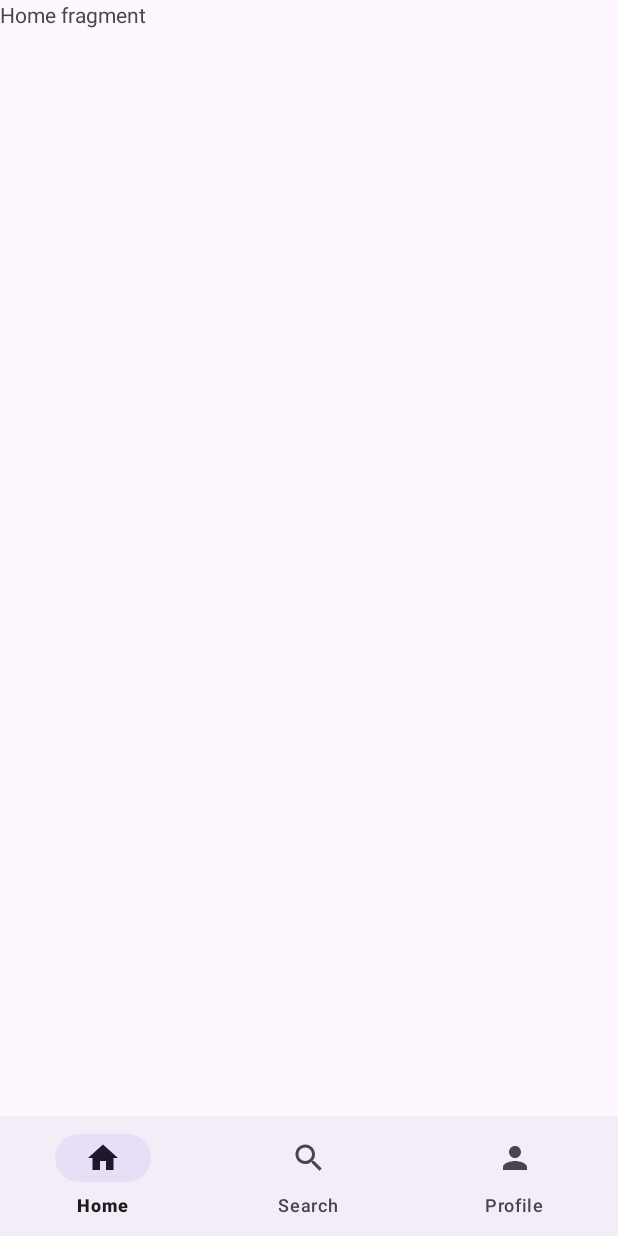
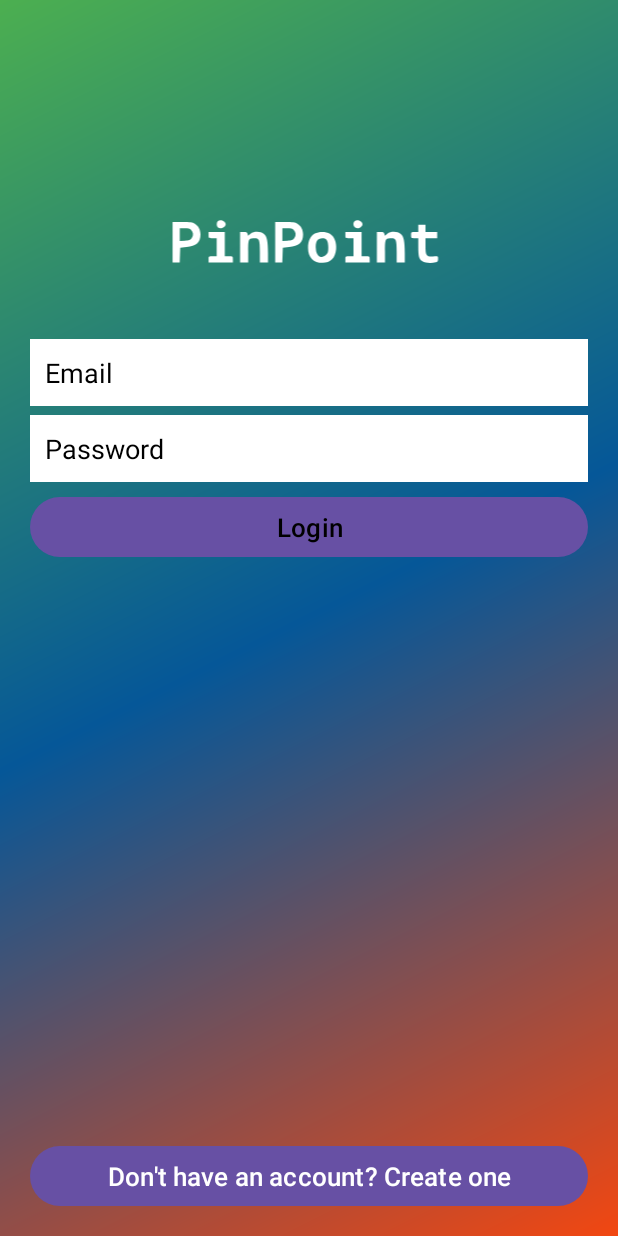
Before and after one commit to Davide-Colabella/PinPoint, an Android app: the screen it shows after launch (MainActivity before the commit, SignInActivity after it), on a phone screen of 412 x 824 dp. Run offline under Robolectric (Android 15) with nearby library versions, the phone set to English and light mode, and no system bars; our stand-ins replace Firebase (no records; nobody signed in at launch, a user with empty details on screens opened directly), navigation-ui.

Commit message:
Sign In and Sign Up

```diff
--- a/app/src/main/java/com/univpm/pinpointmvvm/model/data/User.kt
+++ b/app/src/main/java/com/univpm/pinpointmvvm/model/data/User.kt
@@ -3,8 +3,8 @@ package com.univpm.pinpointmvvm.model.data
 data class User(
     val uid: String,
     val fullname: String,
+    val username: String,
+    val email: String,
     val image: String,
     val bio: String,
-    val email: String,
-    val username: String,
 )
--- /dev/null
+++ b/app/src/main/java/com/univpm/pinpointmvvm/model/repo/SignInRepository.kt
@@ -0,0 +1,18 @@
+package com.univpm.pinpointmvvm.model.repo
+
+import com.google.firebase.auth.FirebaseAuth
+import kotlinx.coroutines.tasks.await
+
+class SignInRepository {
+
+    private val auth = FirebaseAuth.getInstance()
+
+    suspend fun signIn(email: String, password: String): Result<String> {
+        return try {
+            auth.signInWithEmailAndPassword(email, password).await()
+            Result.success("Sign In Successful")
+        } catch (e: Exception) {
+            Result.failure(e)
+        }
+    }
+}
--- /dev/null
+++ b/app/src/main/java/com/univpm/pinpointmvvm/uistate/SignInUiState.kt
@@ -0,0 +1,13 @@
+package com.univpm.pinpointmvvm.uistate
+
+data class SignInUiState(
+    val isLoading: Boolean = false,
+    val error: String? = null,
+    val message: String? = null
+) {
+    companion object {
+        fun loading() = SignInUiState(isLoading = true)
+        fun success(message: String) = SignInUiState(message = message)
+        fun error(error: String) = SignInUiState(error = error)
+    }
+}
--- /dev/null
+++ b/app/src/main/java/com/univpm/pinpointmvvm/view/activities/SignInActivity.kt
@@ -0,0 +1,70 @@
+package com.univpm.pinpointmvvm.view.activities
+
+import android.content.Intent
+import android.os.Bundle
+import android.view.View
+import android.widget.Toast
+import com.google.android.material.snackbar.Snackbar
+import androidx.appcompat.app.AppCompatActivity
+import androidx.core.view.WindowCompat
+import androidx.lifecycle.lifecycleScope
+import androidx.navigation.findNavController
+import androidx.navigation.ui.AppBarConfiguration
+import androidx.navigation.ui.navigateUp
+import androidx.navigation.ui.setupActionBarWithNavController
+import com.univpm.pinpointmvvm.R
+import com.univpm.pinpointmvvm.databinding.ActivitySignInBinding
+import com.univpm.pinpointmvvm.viewmodel.SignInViewModel
+import kotlinx.coroutines.launch
+
+class SignInActivity : AppCompatActivity() {
+
+    private lateinit var binding: ActivitySignInBinding
+    private lateinit var viewmodel: SignInViewModel
+
+    override fun onCreate(savedInstanceState: Bundle?) {
+        super.onCreate(savedInstanceState)
+        viewmodel = SignInViewModel()
+        binding = ActivitySignInBinding.inflate(layoutInflater)
+        setContentView(binding.root)
+
+        binding.inSignupButton.setOnClickListener {
+            startActivity(Intent(this, SignUpActivity::class.java))
+        }
+
+        binding.inLoginButton.setOnClickListener {
+            when {
+                binding.emailLogin.text.toString().isEmpty() -> Snackbar.make(
+                    binding.root,
+                    "Insert email",
+                    Snackbar.LENGTH_SHORT
+                ).show()
+
+                binding.passwordLogin.text.toString().isEmpty() -> Snackbar.make(
+                    binding.root,
+                    "Insert password",
+                    Snackbar.LENGTH_SHORT
+                ).show()
+
+                else -> {
+                    viewmodel.loginUser(
+                        binding.emailLogin.text.toString().trim(),
+                        binding.passwordLogin.text.toString().trim()
+                    )
+                }
+            }
+        }
+
+
+
+        lifecycleScope.launch {
+            viewmodel.uiState.collect { state ->
+                if (state.message != null) {
+
+                    startActivity(Intent(this@SignInActivity, MainActivity::class.java))
+                    finish()
+                }
+            }
+        }
+    }
+}
--- /dev/null
+++ b/app/src/main/java/com/univpm/pinpointmvvm/viewmodel/SignInViewModel.kt
@@ -0,0 +1,29 @@
+package com.univpm.pinpointmvvm.viewmodel
+
+import android.util.Log
+import androidx.lifecycle.ViewModel
+import androidx.lifecycle.viewModelScope
+import com.univpm.pinpointmvvm.model.repo.SignInRepository
+import com.univpm.pinpointmvvm.uistate.SignInUiState
+import kotlinx.coroutines.flow.MutableStateFlow
+import kotlinx.coroutines.flow.StateFlow
+import kotlinx.coroutines.flow.asStateFlow
+import kotlinx.coroutines.launch
+
+class SignInViewModel: ViewModel() {
+    private val repository = SignInRepository()
+    private val _uiState = MutableStateFlow(SignInUiState())
+    val uiState: StateFlow<SignInUiState> = _uiState.asStateFlow()
+
+    fun loginUser(email: String, password: String) {
+        viewModelScope.launch {
+            _uiState.value = SignInUiState.loading()
+            val result = repository.signIn(email, password)
+            if (result.isSuccess) {
+                _uiState.value = SignInUiState.success(result.getOrNull()!!)
+            } else {
+                _uiState.value = SignInUiState.error(result.exceptionOrNull()!!.message!!)
+            }
+        }
+    }
+}
--- /dev/null
+++ b/app/src/main/res/drawable/gradient_background.xml
@@ -0,0 +1,12 @@
+<?xml version = "1.0" encoding = "utf-8" ?>
+<shape
+    android:shape = "rectangle"
+    xmlns:android = "http://schemas.android.com/apk/res/android" >
+
+    <gradient
+        android:startColor = "#F24711"
+        android:centerColor = "#055798"
+        android:endColor = "#4CAF50"
+        android:angle = "135"
+        android:type = "linear" />
+</shape>
--- /dev/null
+++ b/app/src/main/res/drawable/pinpoint.xml
@@ -0,0 +1,46 @@
+<vector xmlns:android="http://schemas.android.com/apk/res/android"
+    android:width="400dp"
+    android:height="200dp"
+    android:viewportWidth="400"
+    android:viewportHeight="200">
+  <path
+      android:pathData="M99.2,79.2c-1.5,1.5 -1.5,5.1 0,6.6 2.6,2.6 8.8,0.3 8.8,-3.3 0,-3.6 -6.2,-5.9 -8.8,-3.3z"
+      android:fillColor="#000000"
+      android:strokeColor="#00000000"/>
+  <path
+      android:pathData="M251.2,79.2c-2.9,2.9 -0.7,7.8 3.4,7.8 2.5,-0 5.4,-2.4 5.4,-4.5 0,-3.6 -6.2,-5.9 -8.8,-3.3z"
+      android:fillColor="#000000"
+      android:strokeColor="#00000000"/>
+  <path
+      android:pathData="M49,102.5l0,22.5 4,-0 3.9,-0 0.3,-8.3 0.3,-8.2 7,-0.6c10.7,-0.8 15.5,-5.1 15.5,-13.9 0,-5.3 -2.3,-9.6 -6.3,-12 -2.6,-1.7 -5.1,-2 -13.9,-2l-10.8,-0 0,22.5zM69.4,88.6c2.7,2.7 3.1,6.3 0.9,9.2 -1.7,2.3 -2.9,2.7 -7.7,3l-5.6,0.3 0,-7.1 0,-7 5.4,-0c3.6,-0 6,0.5 7,1.6z"
+      android:fillColor="#000000"
+      android:strokeColor="#00000000"/>
+  <path
+      android:pathData="M163,102.5l0,22.5 4,-0 3.9,-0 0.3,-8.3 0.3,-8.2 7,-0.6c10.7,-0.8 15.5,-5.1 15.5,-13.9 0,-5.3 -2.3,-9.6 -6.3,-12 -2.6,-1.7 -5.1,-2 -13.9,-2l-10.8,-0 0,22.5zM183.4,88.6c2.7,2.7 3.1,6.3 0.9,9.2 -1.7,2.3 -2.9,2.7 -7.7,3l-5.6,0.3 0,-7.1 0,-7 5.4,-0c3.6,-0 6,0.5 7,1.6z"
+      android:fillColor="#000000"
+      android:strokeColor="#00000000"/>
+  <path
+      android:pathData="M322,87l0,4 -4,-0c-3.9,-0 -4,0.1 -4,3.5 0,3.4 0.1,3.5 4,3.5l4,-0 0,9.4c0,10.8 0.8,13.8 4.6,16.2 2.7,1.9 9.9,2.4 14.7,1.1 2.2,-0.6 2.7,-1.3 2.7,-3.7 0,-3 0,-3 -5.6,-2.7 -7.5,0.3 -8.4,-1.1 -8.4,-12l0,-8.3 6.5,-0 6.5,-0 0,-3.5 0,-3.5 -6.5,-0 -6.5,-0 0,-4 0,-4 -4,-0 -4,-0 0,4z"
+      android:fillColor="#000000"
+      android:strokeColor="#00000000"/>
+  <path
+      android:pathData="M89,94.5c0,3.5 0,3.5 4.5,3.5l4.5,-0 0,10 0,10 -4.5,-0c-4.5,-0 -4.5,-0 -4.5,3.5l0,3.5 13.5,-0 13.5,-0 0,-3.5c0,-3.5 0,-3.5 -4.5,-3.5l-4.5,-0 0,-13.5 0,-13.5 -9,-0 -9,-0 0,3.5z"
+      android:fillColor="#000000"
+      android:strokeColor="#00000000"/>
+  <path
+      android:pathData="M124,108l0,17 4.5,-0 4.5,-0 0,-12.5c0,-13.9 0.3,-14.5 7.4,-14.5 4.9,-0 5.6,1.9 5.6,15.4l0,11.6 4.5,-0 4.5,-0 0,-10.3c-0.1,-13.5 -1.1,-18.6 -4.5,-21.4 -3.6,-3.1 -11.1,-3.2 -14.9,-0.2l-2.7,2.1 -0.6,-2.1c-0.4,-1.7 -1.3,-2.1 -4.4,-2.1l-3.9,-0 0,17z"
+      android:fillColor="#000000"
+      android:strokeColor="#00000000"/>
+  <path
+      android:pathData="M207,92.8c-4.8,2.6 -7.5,8.3 -7.5,15.7 0,10.7 5.9,16.9 16.2,16.9 8.8,-0 14.1,-5.4 15,-15.1 0.7,-7.6 -2,-14.3 -6.9,-17.3 -4.3,-2.6 -12.1,-2.7 -16.8,-0.2zM220.4,100.2c1,1.4 1.6,4.4 1.6,8.1 0,4.8 -0.4,6.2 -2.5,8.2 -4.8,4.8 -10.4,2 -11.2,-5.7 -1,-8.6 1.4,-12.8 7.2,-12.8 2.4,-0 3.9,0.7 4.9,2.2z"
+      android:fillColor="#000000"
+      android:strokeColor="#00000000"/>
+  <path
+      android:pathData="M241,94.5c0,3.5 0,3.5 4.5,3.5l4.5,-0 0,10 0,10 -4.5,-0c-4.5,-0 -4.5,-0 -4.5,3.5l0,3.5 13.5,-0 13.5,-0 0,-3.5c0,-3.5 0,-3.5 -4.5,-3.5l-4.5,-0 0,-13.5 0,-13.5 -9,-0 -9,-0 0,3.5z"
+      android:fillColor="#000000"
+      android:strokeColor="#00000000"/>
+  <path
+      android:pathData="M276,108l0,17 4.5,-0 4.5,-0 0,-12.5c0,-13.9 0.3,-14.5 7.4,-14.5 4.9,-0 5.6,1.9 5.6,15.4l0,11.6 4.5,-0 4.5,-0 0,-10.3c-0.1,-13.5 -1.1,-18.6 -4.5,-21.4 -3.6,-3.1 -11.1,-3.2 -14.9,-0.2l-2.7,2.1 -0.6,-2.1c-0.4,-1.7 -1.3,-2.1 -4.4,-2.1l-3.9,-0 0,17z"
+      android:fillColor="#000000"
+      android:strokeColor="#00000000"/>
+</vector>
--- /dev/null
+++ b/app/src/main/res/layout/activity_sign_in.xml
@@ -0,0 +1,77 @@
+<?xml version="1.0" encoding="utf-8"?>
+<RelativeLayout
+    xmlns:android="http://schemas.android.com/apk/res/android"
+    xmlns:app="http://schemas.android.com/apk/res-auto"
+    xmlns:tools="http://schemas.android.com/tools"
+    android:layout_width="match_parent"
+    android:layout_height="match_parent"
+    android:background="@drawable/gradient_background"
+    tools:context=".view.activities.SignInActivity">
+
+    <ImageView
+        android:id="@+id/logo"
+        android:layout_width="250dp"
+        android:layout_height="120dp"
+        android:src="@drawable/pinpoint"
+        android:layout_centerHorizontal="true"
+        android:layout_marginTop="100dp"
+        app:tint="@color/white" />
+
+    <EditText
+        android:id="@+id/email_login"
+        android:layout_width="match_parent"
+        android:layout_height="wrap_content"
+        android:background="@color/white"
+        android:padding="10dp"
+        android:layout_below="@id/logo"
+        android:layout_marginTop="6dp"
+        android:layout_marginRight="20dp"
+        android:layout_marginLeft="20dp"
+        android:inputType="textEmailAddress"
+        android:hint="@string/email"
+        android:textColorHint="@color/black"
+        android:textColor="@color/black" />
+
+    <EditText
+        android:id="@+id/password_login"
+        android:layout_width="match_parent"
+        android:layout_height="wrap_content"
+        android:background="@color/white"
+        android:padding="10dp"
+        android:layout_below="@id/email_login"
+        android:layout_marginTop="6dp"
+        android:layout_marginRight="20dp"
+        android:layout_marginLeft="20dp"
+        android:inputType="textPassword"
+        android:hint="@string/password"
+        android:textColorHint="@color/black"
+        android:textColor="@color/black" />
+
+    <Button
+        android:id="@+id/in_login_button"
+        android:layout_width="match_parent"
+        android:layout_height="wrap_content"
+        android:layout_below="@+id/password_login"
+        android:layout_marginLeft="20dp"
+        android:layout_marginRight="20dp"
+        android:layout_marginTop="6dp"
+        android:text="@string/login"
+        android:textColor="@color/black"
+        android:textAllCaps="false"
+        android:textSize="17sp" />
+
+    <Button
+        android:id="@+id/in_signup_button"
+        android:layout_width="match_parent"
+        android:layout_height="wrap_content"
+        android:layout_alignParentBottom="true"
+        android:layout_marginLeft="20dp"
+        android:layout_marginRight="20dp"
+        android:layout_marginTop="6dp"
+        android:layout_marginBottom="16dp"
+        android:text="@string/no_account"
+        android:textColor="@color/white"
+        android:textAllCaps="false"
+        android:textSize="17sp" />
+
+</RelativeLayout>
--- a/app/src/main/res/values/strings.xml
+++ b/app/src/main/res/values/strings.xml
@@ -79,4 +79,5 @@
         libero vel nunc consequat, quis tincidunt nisl eleifend. Cras bibendum enim a justo luctus
         vestibulum. Fusce dictum libero quis erat maximus, vitae volutpat diam dignissim.
     </string>
+    <string name="title_activity_sign_in">SignInActivity</string>
 </resources>
```
Also changed, not shown: app/src/main/AndroidManifest.xml (+12 -5 lines), app/src/main/java/com/univpm/pinpointmvvm/model/repo/SignUpRepository.kt (added, +25 -0 lines), app/src/main/java/com/univpm/pinpointmvvm/uistate/SignUpUiState.kt (added, +13 -0 lines), app/src/main/java/com/univpm/pinpointmvvm/view/activities/SignUpActivity.kt (added, +74 -0 lines), app/src/main/java/com/univpm/pinpointmvvm/view/fragments/ProfileFragment.kt (+3 -4 lines), app/src/main/java/com/univpm/pinpointmvvm/viewmodel/SignUpViewModel.kt (added, +29 -0 lines), app/src/main/res/layout/activity_sign_up.xml (added, +112 -0 lines).
